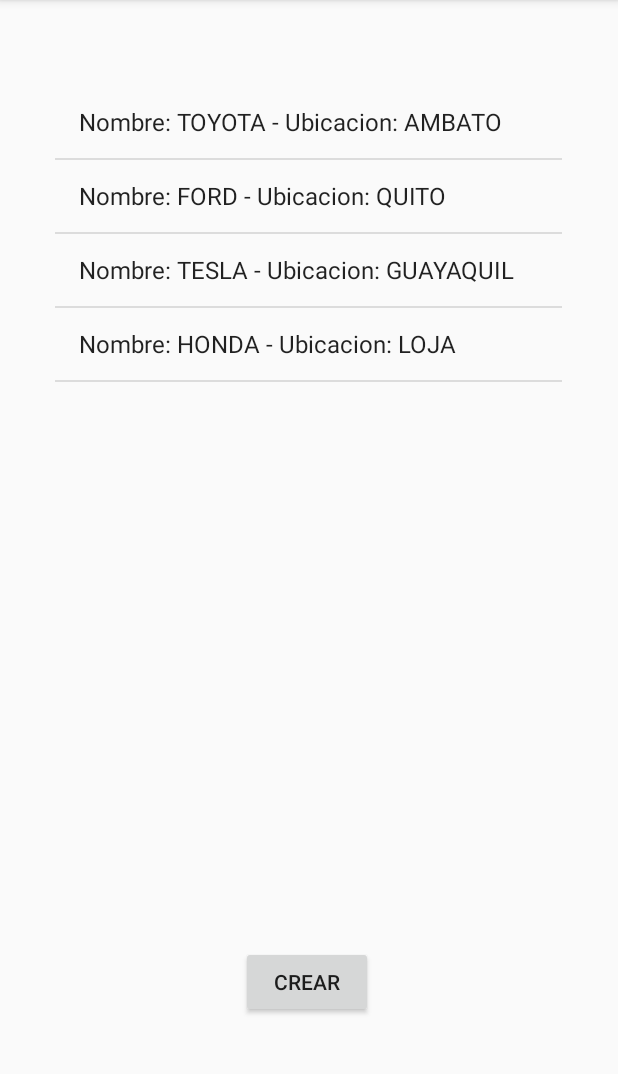
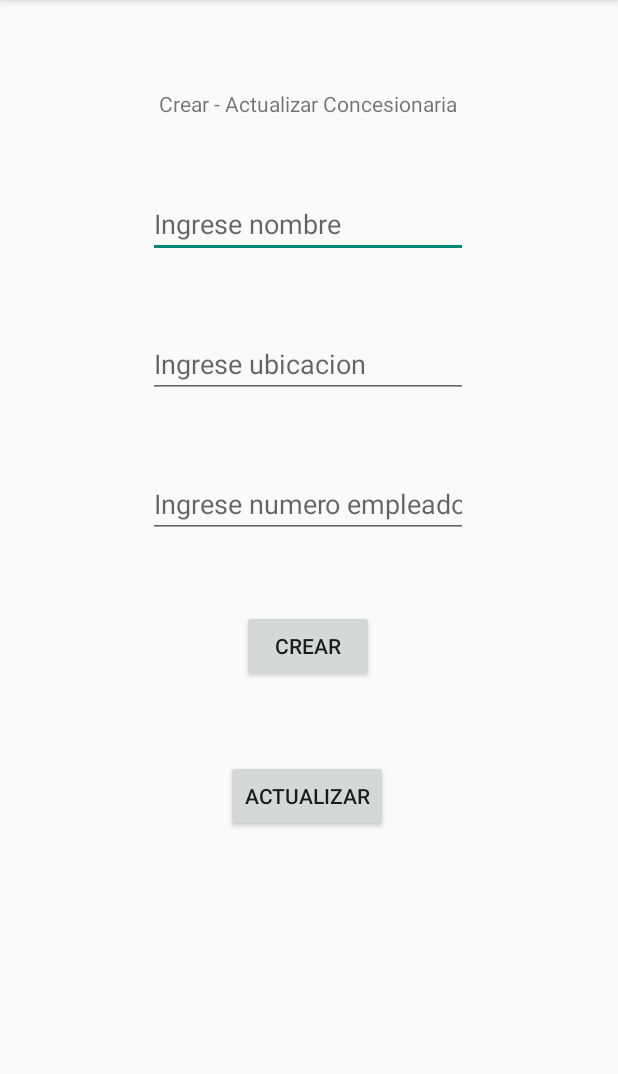
Before and after one commit to EPN-2023B-Moviles-GR2SW/mov-gr2sw-morales-villacreses-mateo-fabian, an Android app built with Jetpack Compose: the screen it shows after launch (MainActivity before the commit, CrudConcesionario after it), after a tap on "CREAR", on a phone screen of 412 x 824 dp, the part 84-1158 px from its top. Run offline under Robolectric (Android 15) with nearby library versions, the phone set to English and light mode, and no system bars.

```diff
--- a/04-Examen/IB/app/build.gradle.kts
+++ b/04-Examen/IB/app/build.gradle.kts
@@ -1,6 +1,8 @@
 plugins {
     id("com.android.application")
     id("org.jetbrains.kotlin.android")
+    id("com.google.firebase.appdistribution")
+    id("com.google.gms.google-services")
 }
 
 android {
--- a/04-Examen/IB/app/src/main/AndroidManifest.xml
+++ b/04-Examen/IB/app/src/main/AndroidManifest.xml
@@ -12,6 +12,12 @@
         android:supportsRtl="true"
         android:theme="@style/Theme.AppCompat.Light"
         tools:targetApi="31">
+        <activity
+            android:name=".CrudCarros"
+            android:exported="false" />
+        <activity
+            android:name=".CrudConcesionario"
+            android:exported="false" />
         <activity
             android:name=".ListViewCarros"
             android:exported="false" />
--- a/04-Examen/IB/app/src/main/java/com/example/examenib/BaseDatosMemoria.kt
+++ b/04-Examen/IB/app/src/main/java/com/example/examenib/BaseDatosMemoria.kt
@@ -2,15 +2,31 @@ package com.example.examenib
 
 import com.example.examenib.models.Carro
 import com.example.examenib.models.Concesionario
+import java.util.ArrayList
 
 class BaseDatosMemoria {
     companion object{
         val arregloConcesionario = arrayListOf<Concesionario>()
-        val listaCarros: MutableList<Carro> = mutableListOf()
+        val listaCarros1: ArrayList<Carro> = arrayListOf()
+        val listaCarros2: ArrayList<Carro> = arrayListOf()
+        val listaCarros3: ArrayList<Carro> = arrayListOf()
         init {
-            arregloConcesionario.add(Concesionario("TOYOTA", "AMBATO", true, 15, listaCarros))
-            arregloConcesionario.add(Concesionario("FORD", "QUITO", true, 20, listaCarros))
-            arregloConcesionario.add(Concesionario("TESLA", "GUAYAQUIL", true, 15, listaCarros))
+
+            listaCarros1.add(Carro("TOYOTA", "CORSA", 2020, 19999.0, "NUEVO"))
+            listaCarros1.add(Carro("TOYOTA", "RAV4", 2020, 28999.0, "USADO"))
+            listaCarros1.add(Carro("TOYOTA", "CAMRY", 2021, 31999.0, "NUEVO"))
+
+            listaCarros2.add(Carro("FORD", "RAPTOR", 2021, 29999.99, "USADO"))
+            listaCarros2.add(Carro("FORD", "FIESTA", 2020, 18999.0, "NUEVO"))
+            listaCarros2.add(Carro("FORD", "MUSTANG", 2023, 39999.0, "NUEVO"))
+
+            listaCarros3.add(Carro("TESLA", "MODEL S", 2022, 79999.0, "NUEVO"))
+            listaCarros3.add(Carro("TESLA", "MODEL 3", 2021, 59999.0, "USADO"))
+            listaCarros3.add(Carro("TESLA", "MODEL X", 2023, 89999.0, "NUEVO"))
+
+            arregloConcesionario.add(Concesionario("TOYOTA", "AMBATO", true, 15, listaCarros1))
+            arregloConcesionario.add(Concesionario("FORD", "QUITO", true, 20, listaCarros2))
+            arregloConcesionario.add(Concesionario("TESLA", "GUAYAQUIL", true, 15, listaCarros3))
         }
     }
 }
--- /dev/null
+++ b/04-Examen/IB/app/src/main/java/com/example/examenib/CrudConcesionario.kt
@@ -0,0 +1,88 @@
+package com.example.examenib
+
+import android.content.Intent
+import androidx.appcompat.app.AppCompatActivity
+import android.os.Bundle
+import android.widget.Button
+import android.widget.EditText
+import com.example.examenib.models.Carro
+import com.example.examenib.models.Concesionario
+import java.util.ArrayList
+
+class CrudConcesionario : AppCompatActivity() {
+
+    val arreglo = BaseDatosMemoria.arregloConcesionario
+    var posicionItemSeleccionado = -1
+    var nombre: String = ""
+    var ubicacion: String = ""
+    var empleados: String = ""
+
+    override fun onCreate(savedInstanceState: Bundle?) {
+        super.onCreate(savedInstanceState)
+        setContentView(R.layout.activity_crud_concesionario)
+
+        posicionItemSeleccionado = intent.getIntExtra("posicion", -1)
+
+        if (posicionItemSeleccionado != -1) {
+            val inputNombre = findViewById<EditText>(R.id.input_nombre)
+            val inputUbicacion = findViewById<EditText>(R.id.input_ubicacion)
+            val inputEmpleados = findViewById<EditText>(R.id.input_empleados)
+
+            inputNombre.setText(arreglo[posicionItemSeleccionado].nombre)
+            inputUbicacion.setText(arreglo[posicionItemSeleccionado].ubicacion)
+            inputEmpleados.setText(arreglo[posicionItemSeleccionado].numeroEmpleados.toString())
+        }
+
+        val botonCrear = findViewById<Button>(R.id.btn_crear)
+        if (posicionItemSeleccionado == -1) {
+            botonCrear.setOnClickListener {
+                nombre = findViewById<EditText>(R.id.input_nombre).text.toString()
+                ubicacion = findViewById<EditText>(R.id.input_ubicacion).text.toString()
+                empleados = findViewById<EditText>(R.id.input_empleados).text.toString()
+
+                val listaCarros: ArrayList<Carro> = arrayListOf()
+
+                arreglo.add(
+                    Concesionario(
+                        nombre.uppercase(),
+                        ubicacion.uppercase(),
+                        true,
+                        empleados.toInt(),
+                        listaCarros
+                    )
+                )
+
+                devolverRespuesta()
+            }
+        }
+
+
+        val botonActualizar = findViewById<Button>(R.id.btn_actualizar)
+        if (posicionItemSeleccionado != -1) {
+            botonActualizar.setOnClickListener {
+                nombre = findViewById<EditText>(R.id.input_nombre).text.toString()
+                ubicacion = findViewById<EditText>(R.id.input_ubicacion).text.toString()
+                empleados = findViewById<EditText>(R.id.input_empleados).text.toString()
+
+                arreglo[posicionItemSeleccionado].nombre = nombre
+                arreglo[posicionItemSeleccionado].ubicacion = ubicacion
+                arreglo[posicionItemSeleccionado].numeroEmpleados = empleados.toInt()
+
+                devolverRespuesta()
+            }
+        }
+
+    }
+
+    private fun devolverRespuesta() {
+        val intentDevolverParametros = Intent()
+        intentDevolverParametros.putExtra("posicion", posicionItemSeleccionado)
+
+        setResult(
+            RESULT_OK,
+            intentDevolverParametros
+        )
+
+        finish()
+    }
+}
--- a/04-Examen/IB/app/src/main/java/com/example/examenib/MainActivity.kt
+++ b/04-Examen/IB/app/src/main/java/com/example/examenib/MainActivity.kt
@@ -1,5 +1,6 @@
 package com.example.examenib
 
+import android.app.Activity
 import android.content.Intent
 import androidx.appcompat.app.AppCompatActivity
 import android.os.Bundle
@@ -10,21 +11,37 @@ import android.widget.AdapterView
 import android.widget.ArrayAdapter
 import android.widget.Button
 import android.widget.ListView
+import androidx.activity.result.contract.ActivityResultContracts
 import com.example.examenib.models.Carro
 import com.example.examenib.models.Concesionario
 import com.google.android.material.snackbar.Snackbar
+import java.util.ArrayList
 
 class MainActivity : AppCompatActivity() {
 
     val arreglo = BaseDatosMemoria.arregloConcesionario
     var posicionItemSeleccionado = 0
+    lateinit var adaptador: ArrayAdapter<Concesionario>
+
+    val callbackContenido =
+        registerForActivityResult(
+            ActivityResultContracts.StartActivityForResult()
+        ) { result ->
+            if (result.resultCode === Activity.RESULT_OK) {
+                if (result.data != null) {
+                    // logica negocio
+                    val data = result.data
+                    adaptador.notifyDataSetChanged()
+                }
+            }
+        }
 
     override fun onCreate(savedInstanceState: Bundle?) {
         super.onCreate(savedInstanceState)
         setContentView(R.layout.activity_list_concesionarias)
 
         val listView = findViewById<ListView>(R.id.lv_listviewC)
-        val adaptador = ArrayAdapter(
+        adaptador = ArrayAdapter(
             this,
             android.R.layout.simple_list_item_1,
             arreglo
@@ -34,14 +51,17 @@ class MainActivity : AppCompatActivity() {
 
         val botonAnadirListView = findViewById<Button>(R.id.btn_anadir_concesionario)
         botonAnadirListView.setOnClickListener {
-            anadirConcesionario(adaptador)
+            //anadirConcesionario(adaptador)
+            posicionItemSeleccionado = -1
+            abrirActividadConParametros(CrudConcesionario::class.java)
+//            adaptador.notifyDataSetChanged()
         }
 
         registerForContextMenu(listView)
     }
 
     private fun anadirConcesionario(adaptador: ArrayAdapter<Concesionario>) {
-        val listaCarros: MutableList<Carro> = mutableListOf()
+        val listaCarros: ArrayList<Carro> = arrayListOf()
         arreglo.add(
             Concesionario(
                 "HONDA",
@@ -70,31 +90,43 @@ class MainActivity : AppCompatActivity() {
     override fun onContextItemSelected(item: MenuItem): Boolean {
         return when (item.itemId) {
             R.id.mi_editar_c -> {
-                mostrarSnackbar("${posicionItemSeleccionado}")
+//                mostrarSnackbar("${posicionItemSeleccionado}")
+                abrirActividadConParametros(CrudConcesionario::class.java)
                 return true
             }
+
             R.id.mi_eliminar_c -> {
-                mostrarSnackbar("${posicionItemSeleccionado}")
+                mostrarSnackbar("Concesionario ${arreglo[posicionItemSeleccionado].nombre} eliminado")
+                // Eliminar completamente
+                arreglo.removeAt(posicionItemSeleccionado)
+                //arreglo[posicionItemSeleccionado].isOpen = false
+                adaptador.notifyDataSetChanged()
                 return true
             }
+
             R.id.mi_carros -> {
-                irActividad(ListViewCarros::class.java)
+                //irActividad(ListViewCarros::class.java)
+                abrirActividadConParametros(ListViewCarros::class.java)
                 return true
             }
+
             else -> super.onContextItemSelected(item)
         }
     }
 
-    fun mostrarSnackbar(texto: String){
-        val snack = Snackbar.make(findViewById(R.id.lv_listviewC),
-            texto, Snackbar.LENGTH_LONG)
+    fun mostrarSnackbar(texto: String) {
+        val snack = Snackbar.make(
+            findViewById(R.id.lv_listviewC),
+            texto, Snackbar.LENGTH_LONG
+        )
         snack.show()
     }
 
-    fun irActividad(
-        clase: Class<*>
-    ){
-        val intent = Intent(this, clase)
-        startActivity(intent)
+    private fun abrirActividadConParametros(clase: Class<*>) {
+        val intentExplicito = Intent(this, clase)
+        intentExplicito.putExtra("posicion", posicionItemSeleccionado)
+
+        callbackContenido.launch(intentExplicito)
     }
+
 }
--- a/04-Examen/IB/app/src/main/java/com/example/examenib/models/Carro.kt
+++ b/04-Examen/IB/app/src/main/java/com/example/examenib/models/Carro.kt
@@ -4,10 +4,10 @@ data class Carro(
     val marca: String,
     val modelo: String,
     val year: Int,
-    val precio: Double,
+    var precio: Double,
     val estado: String
 ){
     override fun toString(): String {
-        return "Marca: ${marca} - Modelo: ${modelo} - Precio: ${precio}"
+        return "Marca: ${marca} \nModelo: ${modelo} \nPrecio: ${precio}"
     }
 }
--- a/04-Examen/IB/app/src/main/java/com/example/examenib/models/Concesionario.kt
+++ b/04-Examen/IB/app/src/main/java/com/example/examenib/models/Concesionario.kt
@@ -1,17 +1,15 @@
 package com.example.examenib.models
 
+import java.util.ArrayList
+
 data class Concesionario(
-    val nombre: String,
-    val ubicacion: String,
-    val isOpen: Boolean,
-    val numeroEmpleados: Int,
-    val listaCarros: MutableList<Carro>
+    var nombre: String,
+    var ubicacion: String,
+    var isOpen: Boolean,
+    var numeroEmpleados: Int,
+    val listaCarros: ArrayList<Carro>
 ) {
-    fun agregarCarro(carro: Carro){
-        listaCarros.add(carro)
-    }
-
     override fun toString(): String {
-        return "Nombre: ${nombre} - Ubicacion: ${ubicacion}"
+        return "Nombre: ${nombre.uppercase()} - Ubicacion: ${ubicacion.uppercase()} \nNo.Empleados: ${numeroEmpleados}"
     }
 }
--- /dev/null
+++ b/04-Examen/IB/app/src/main/res/layout/activity_crud_concesionario.xml
@@ -0,0 +1,80 @@
+<?xml version="1.0" encoding="utf-8"?>
+<androidx.constraintlayout.widget.ConstraintLayout xmlns:android="http://schemas.android.com/apk/res/android"
+    xmlns:app="http://schemas.android.com/apk/res-auto"
+    xmlns:tools="http://schemas.android.com/tools"
+    android:layout_width="match_parent"
+    android:layout_height="match_parent"
+    tools:context=".CrudConcesionario">
+
+    <EditText
+        android:id="@+id/input_nombre"
+        android:layout_width="wrap_content"
+        android:layout_height="wrap_content"
+        android:layout_marginBottom="48dp"
+        android:ems="10"
+        android:hint="Ingrese nombre"
+        android:inputType="text"
+        app:layout_constraintBottom_toTopOf="@+id/input_ubicacion"
+        app:layout_constraintEnd_toEndOf="@+id/input_ubicacion"
+        app:layout_constraintHorizontal_bias="0.0"
+        app:layout_constraintStart_toStartOf="@+id/input_ubicacion" />
+
+    <EditText
+        android:id="@+id/input_ubicacion"
+        android:layout_width="wrap_content"
+        android:layout_height="wrap_content"
+        android:layout_marginBottom="48dp"
+        android:ems="10"
+        android:hint="Ingrese ubicacion"
+        android:inputType="text"
+        app:layout_constraintBottom_toTopOf="@+id/input_empleados"
+        app:layout_constraintEnd_toEndOf="@+id/input_empleados"
+        app:layout_constraintHorizontal_bias="1.0"
+        app:layout_constraintStart_toStartOf="@+id/input_empleados" />
+
+    <EditText
+        android:id="@+id/input_empleados"
+        android:layout_width="wrap_content"
+        android:layout_height="wrap_content"
+        android:layout_marginBottom="48dp"
+        android:ems="10"
+        android:hint="Ingrese numero empleados"
+        android:inputType="text"
+        app:layout_constraintBottom_toTopOf="@+id/btn_crear"
+        app:layout_constraintEnd_toEndOf="@+id/btn_crear"
+        app:layout_constraintStart_toStartOf="@+id/btn_crear" />
+
+    <Button
+        android:id="@+id/btn_crear"
+        android:layout_width="wrap_content"
+        android:layout_height="wrap_content"
+        android:text="Crear"
+        app:layout_constraintBottom_toBottomOf="parent"
+        app:layout_constraintEnd_toEndOf="parent"
+        app:layout_constraintHorizontal_bias="0.498"
+        app:layout_constraintStart_toStartOf="parent"
+        app:layout_constraintTop_toTopOf="parent"
+        app:layout_constraintVertical_bias="0.565" />
+
+    <Button
+        android:id="@+id/btn_actualizar"
+        android:layout_width="wrap_content"
+        android:layout_height="wrap_content"
+        android:layout_marginTop="52dp"
+        android:text="Actualizar"
+        app:layout_constraintEnd_toEndOf="@+id/btn_crear"
+        app:layout_constraintHorizontal_bias="0.55"
+        app:layout_constraintStart_toStartOf="@+id/btn_crear"
+        app:layout_constraintTop_toBottomOf="@+id/btn_crear" />
+
+    <TextView
+        android:id="@+id/txt_tconcesionaria"
+        android:layout_width="wrap_content"
+        android:layout_height="wrap_content"
+        android:layout_marginBottom="48dp"
+        android:text="Crear - Actualizar Concesionaria"
+        app:layout_constraintBottom_toTopOf="@+id/input_nombre"
+        app:layout_constraintEnd_toEndOf="@+id/input_nombre"
+        app:layout_constraintHorizontal_bias="0.493"
+        app:layout_constraintStart_toStartOf="@+id/input_nombre" />
+</androidx.constraintlayout.widget.ConstraintLayout>
```
Also changed, not shown: 04-Examen/IB/app/src/main/java/com/example/examenib/CrudCarros.kt (added, +92 -0 lines), 04-Examen/IB/app/src/main/java/com/example/examenib/ListViewCarros.kt (+55 -14 lines), 04-Examen/IB/app/src/main/res/layout/activity_crud_carros.xml (added, +95 -0 lines), 04-Examen/IB/app/src/main/res/layout/activity_list_concesionarias.xml (+10 -0 lines), 04-Examen/IB/build.gradle.kts (+7 -0 lines), 1 other file.
